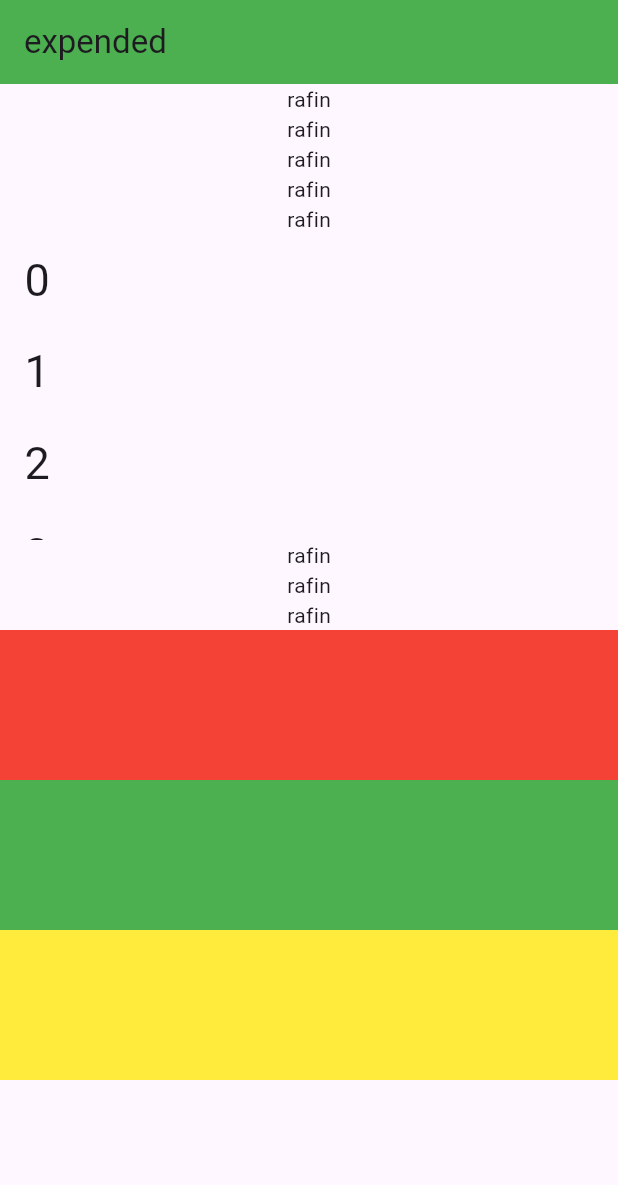
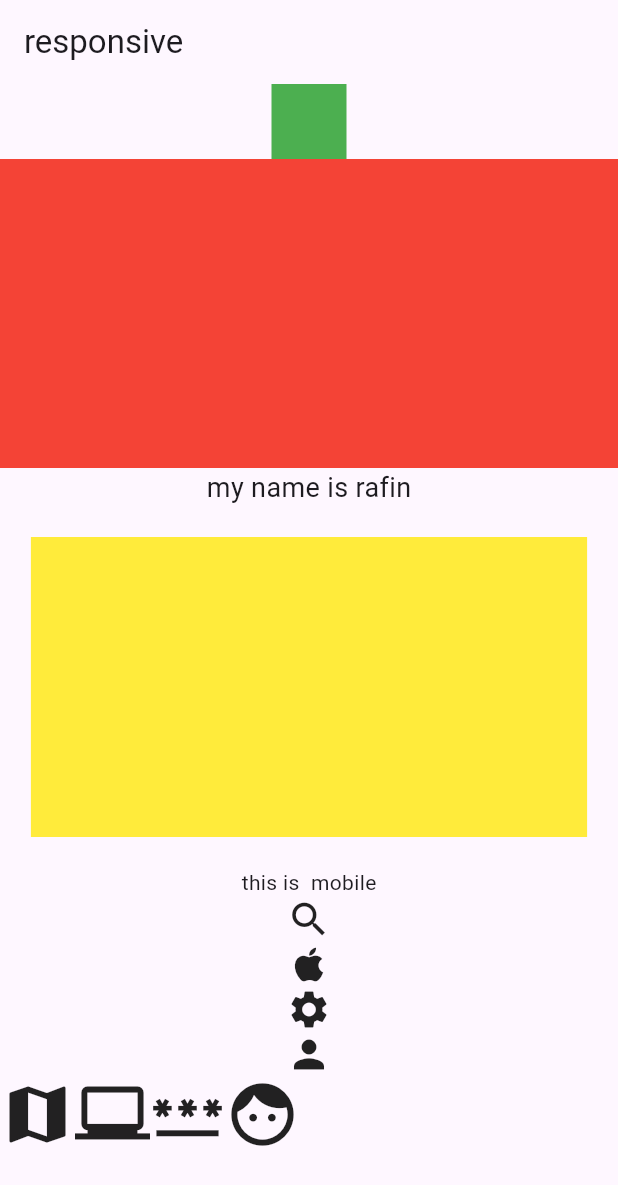
Before and after one commit to rafin828/ostadpractice, a Flutter app: the screen it shows after launch, on a phone screen of 412 x 824 dp. Shown: the top 1185 px of the screen. Run offline on Flutter 3.47's test engine with Material 3 defaults, Android fonts, the phone set to English and light mode, and no system bars.

Commit message:
module14-class1

```diff
--- a/lib/module12-2/practice_2.dart
+++ b/lib/module12-2/practice_2.dart
@@ -1,39 +1,94 @@
 import 'package:flutter/material.dart';
-import 'package:ostadclassagain2/gridiew.dart';
-import 'package:ostadclassagain2/module11and%201.dart';
-import 'package:ostadclassagain2/practice.dart';
-class tnv extends StatefulWidget {
-  const tnv({super.key});
+
+class testt extends StatelessWidget {
+  const testt({super.key});
 
   @override
-  State<tnv> createState() => _tnvState();
-}
+  Widget build(BuildContext context) {
+    Size screemsize = MediaQuery.of(context).size;
+    final bool isTablet = screemsize.width > 600;
+    final Orientation orientation = MediaQuery.of(context).orientation;
 
-class _tnvState extends State<tnv> {
-  int _selectedpages=0;
-  List Pages=[
-    rfn(),
-    class1(),
-    grid()
-  ];
-  onTab(int index){
-    setState(() {
-      _selectedpages=index;
-    });
-  }
-  @override
-  Widget build(BuildContext context) {
     return Scaffold(
-      body: Pages[_selectedpages],
-      bottomNavigationBar: BottomNavigationBar(
-        currentIndex: _selectedpages,
-          onTap: onTab,
-          items: [
-            BottomNavigationBarItem(icon: Icon(Icons.search ),label: "search"),
-            BottomNavigationBarItem(icon: Icon(Icons.person ),label: "profil"),
-            BottomNavigationBarItem(icon: Icon(Icons.settings ),label: "setting"),
-          ]
+      appBar: AppBar(title: Text("responsive")),
+      body: SingleChildScrollView(
+        child: Column(
+          children: [
+            Container(color: Colors.green, height: 50, width: 50),
+            AspectRatio(
+              aspectRatio: 20 / 10,
+              child: Container(color: Colors.red),
+            ),
+            Text(
+              "my name is rafin",
+              style: TextStyle(fontSize: screemsize.width > 600 ? 32 : 18),
+            ),
+            SizedBox(height: 20),
+            FractionallySizedBox(
+              widthFactor: 0.9,
+              child: Container(color: Colors.yellow, width: 40, height: 200),
+            ),
+            SizedBox(height: 20),
+            Text("this is  ${isTablet ? 'tablet' : 'mobile'}"),
+            isTablet
+                ? Row(
+                    mainAxisAlignment: MainAxisAlignment.spaceEvenly,
+                    children: [
+                      Icon(Icons.search, size: 30),
+                      Icon(Icons.apple, size: 30),
+                      Icon(Icons.settings, size: 30),
+                      Icon(Icons.person, size: 30),
+                    ],
+                  )
+                : Column(
+                    mainAxisAlignment: MainAxisAlignment.spaceEvenly,
+                    children: [
+                      Icon(Icons.search, size: 30),
+                      Icon(Icons.apple, size: 30),
+                      Icon(Icons.settings, size: 30),
+                      Icon(Icons.person, size: 30),
+                    ],
+                  ),
+            orientation == Orientation.portrait
+                ? Row(
+                    children: [
+                      Icon(Icons.map, size: 50),
+                      Icon(Icons.laptop_windows, size: 50),
+                      Icon(Icons.password, size: 50),
+                      Icon(Icons.face, size: 50),
+                    ],
+                  )
+                : Column(
+                    children: [
+                      Icon(Icons.map, size: 50),
+                      Icon(Icons.laptop_windows, size: 50),
+                      Icon(Icons.password, size: 50),
+                      Icon(Icons.face, size: 50),
+                    ],
+                  ),
 
+            SizedBox(height: 50),
+            orientation == Orientation.landscape
+                ? Text("my name is rafim", style: TextStyle(fontSize: 30))
+                : SizedBox(),
+            SizedBox(height: 20),
+            Text("rafin"),
+            Text("rafin"),
+            Text("rafin"),
+            Text("rafin"),
+
+            SingleChildScrollView(
+              child: ListView.builder(
+                shrinkWrap: true,
+                // physics: NeverScrollableScrollPhysics(),
+                itemCount: 300,
+                itemBuilder: (context, index) {
+                  return ListTile(title: Text(index.toString()));
+                },
+              ),
+            ),
+          ],
+        ),
       ),
     );
   }
--- a/lib/myapp.dart
+++ b/lib/myapp.dart
@@ -48,7 +48,7 @@ class Myapp extends StatelessWidget {
       darkTheme: ThemeData.dark(),
       themeMode: ThemeMode.system,
       title: "hello",
-      home: expen(),
+      home: testt(),
      // initialRoute: '/class9',
       routes: {
       //  '/home' : (context)=>Alart(),
```
Also changed, not shown: lib/module_14/class1.dart (+9 -0 lines).
